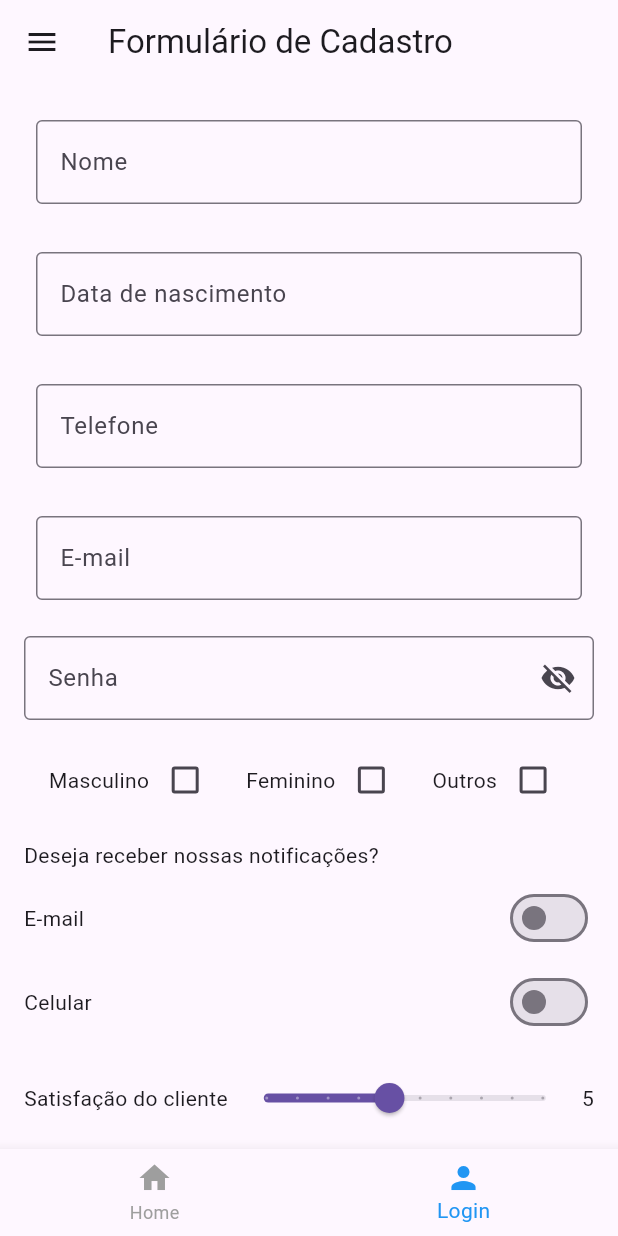
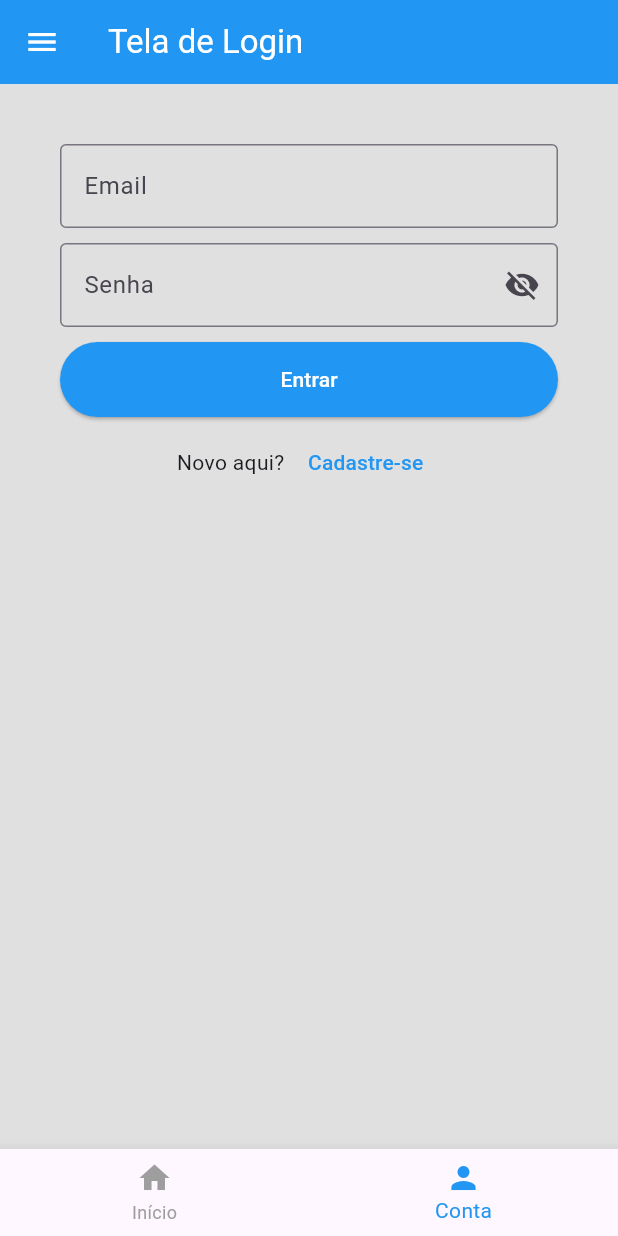
Before and after one commit to arthur-lima-camargos/form_practice_flutter, a Flutter app: the screen it shows after launch, on a phone screen of 412 x 824 dp. Run offline on Flutter 3.47's test engine with Material 3 defaults, Android fonts, the phone set to English and light mode, and no system bars.

Commit message:
Add login screen

```diff
--- a/lib/main.dart
+++ b/lib/main.dart
@@ -1,9 +1,5 @@
 import 'package:flutter/material.dart';
-import 'cadastro_screen.dart';
-
-void main() {
-  runApp(const MyApp());
-}
+import 'screens/login_screen.dart';
 
 class MyApp extends StatelessWidget {
   const MyApp({super.key});
@@ -11,11 +7,15 @@ class MyApp extends StatelessWidget {
   @override
   Widget build(BuildContext context) {
     return MaterialApp(
-      title: 'Formulário de Cadastro',
+      title: 'Tela de Login',
       theme: ThemeData(
         primarySwatch: Colors.blue,
       ),
-      home: const CadastroScreen(),
+      home: const LoginScreen(), // Chame a tela de login
     );
   }
 }
+
+void main() {
+  runApp(const MyApp());
+}
--- /dev/null
+++ b/lib/screens/login_screen.dart
@@ -0,0 +1,153 @@
+import 'package:flutter/material.dart';
+
+class LoginScreen extends StatefulWidget {
+  const LoginScreen({super.key});
+
+  @override
+  _LoginScreenState createState() => _LoginScreenState();
+}
+
+class _LoginScreenState extends State<LoginScreen> {
+  final TextEditingController _emailController = TextEditingController();
+  final TextEditingController _passwordController = TextEditingController();
+  bool _isPasswordVisible = false;
+  int _selectedIndex = 1;
+
+  void _onItemTapped(int index) {
+    setState(() {
+      _selectedIndex = index;
+    });
+    // Lógica de navegação pode ser adicionada aqui
+  }
+
+  @override
+  Widget build(BuildContext context) {
+    return Scaffold(
+      backgroundColor: Colors.grey[300],
+      appBar: AppBar(
+        backgroundColor: Colors.blue,
+        iconTheme: const IconThemeData(color: Colors.white),
+        title: const Text(
+          "Tela de Login",
+          style: TextStyle(color: Colors.white),
+        ),
+      ),
+      drawer: Drawer(
+        child: ListView(
+          padding: EdgeInsets.zero,
+          children: <Widget>[
+            const DrawerHeader(
+              decoration: BoxDecoration(
+                color: Colors.blue,
+              ),
+              child: Text(
+                'Menu de Navegação',
+                style: TextStyle(
+                  color: Colors.white,
+                  fontSize: 24,
+                ),
+              ),
+            ),
+            ListTile(
+              leading: const Icon(Icons.home),
+              title: const Text('Home'),
+              onTap: () {
+                Navigator.pop(context);
+              },
+            ),
+            ListTile(
+              leading: const Icon(Icons.person),
+              title: const Text('Cadastro'),
+              onTap: () {
+                Navigator.pop(context);
+                // Lógica de navegação para a tela de cadastro pode ser adicionada aqui
+              },
+            ),
+          ],
+        ),
+      ),
+      body: SingleChildScrollView(
+        padding: const EdgeInsets.all(40.0),
+        child: Column(
+          mainAxisAlignment: MainAxisAlignment.center,
+          children: <Widget>[
+            TextField(
+              controller: _emailController,
+              decoration: const InputDecoration(
+                labelText: "Email",
+                border: OutlineInputBorder(),
+              ),
+            ),
+            const SizedBox(height: 10),
+            TextField(
+              controller: _passwordController,
+              obscureText: !_isPasswordVisible,
+              decoration: InputDecoration(
+                labelText: "Senha",
+                border: const OutlineInputBorder(),
+                suffixIcon: IconButton(
+                  icon: Icon(
+                    _isPasswordVisible
+                        ? Icons.visibility
+                        : Icons.visibility_off,
+                  ),
+                  onPressed: () {
+                    setState(() {
+                      _isPasswordVisible = !_isPasswordVisible;
+                    });
+                  },
+                ),
+              ),
+            ),
+            const SizedBox(height: 10),
+            ElevatedButton(
+              onPressed: () {
+                // Lógica de login
+              },
+              style: ElevatedButton.styleFrom(
+                minimumSize: const Size(double.infinity, 50),
+                backgroundColor: Colors.blue,
+              ),
+              child: const Text(
+                "Entrar",
+                style: TextStyle(color: Colors.white),
+              ),
+            ),
+            const SizedBox(height: 6),
+            Row(
+              mainAxisAlignment: MainAxisAlignment.center,
+              children: <Widget>[
+                const Text("Novo aqui? "),
+                TextButton(
+                  onPressed: () {
+                    // Lógica de navegação para tela de cadastro
+                  },
+                  child: const Text(
+                    "Cadastre-se",
+                    style: TextStyle(color: Colors.blue),
+                  ),
+                ),
+              ],
+            ),
+          ],
+        ),
+      ),
+      bottomNavigationBar: BottomNavigationBar(
+        currentIndex: _selectedIndex,
+        onTap: _onItemTapped,
+        items: const [
+          BottomNavigationBarItem(
+            icon: Icon(Icons.home),
+            label: 'Início',
+          ),
+          BottomNavigationBarItem(
+            icon: Icon(Icons.person),
+            label: 'Conta',
+          ),
+        ],
+        selectedItemColor: Colors.blue,
+        unselectedItemColor: Colors.grey,
+      ),
+    );
+  }
+}
```
Also changed, not shown: lib/screens/cadastro_screen.dart (renamed from lib/cadastro_screen.dart, +4 -5 lines), lib/components/checkbox.dart (renamed from lib/checkbox.dart), lib/components/radio_button.dart (renamed from lib/radio_button.dart), lib/components/slider.dart (renamed from lib/slider.dart), lib/components/switch.dart (renamed from lib/switch.dart), lib/components/text_box.dart (renamed from lib/text_box.dart).
